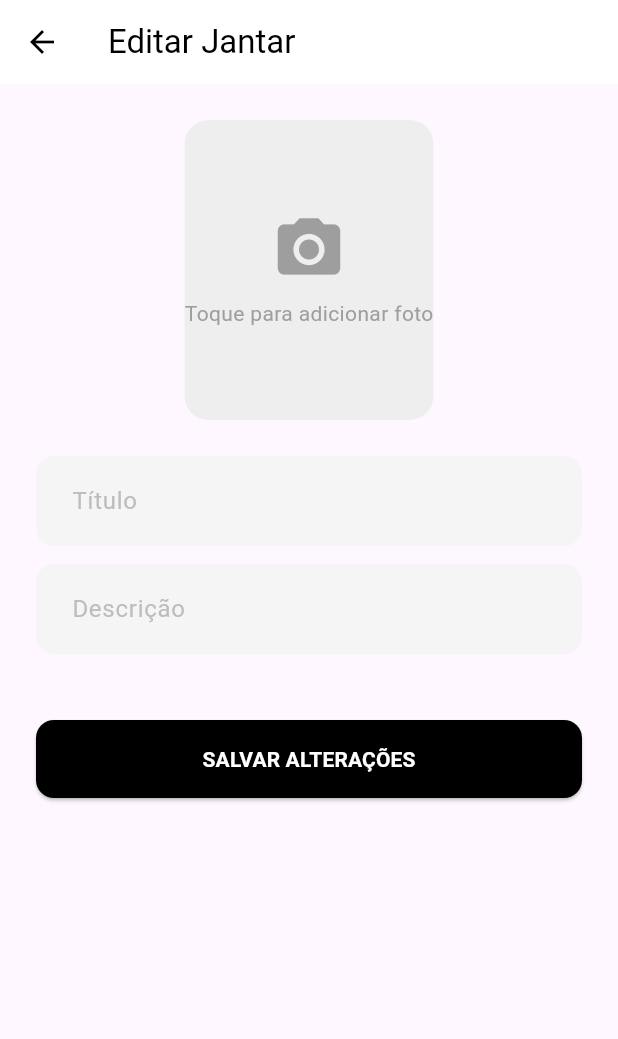
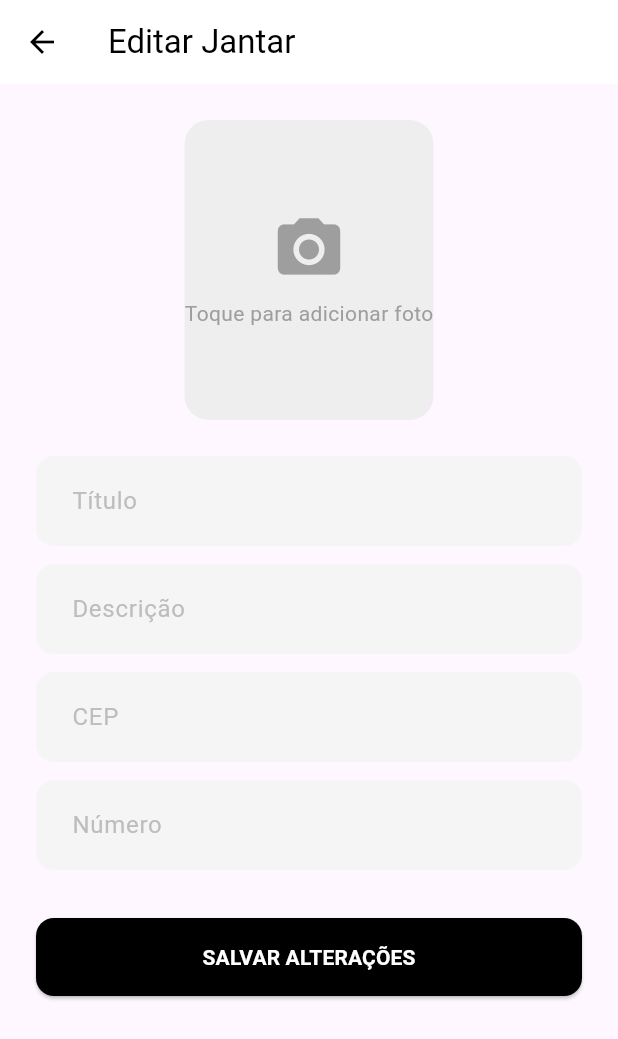
Before and after one commit to ThalisTrisch/Dinneer, a Flutter app: the TelaEditarJantar screen opened directly with empty values, on a phone screen of 412 x 824 dp. Shown: the top 1039 px of the screen. Run offline on Flutter 3.47's test engine with Material 3 defaults, Android fonts, the phone set to English and light mode, and no system bars; our stand-ins replace bottom_navy_bar, cached_network_image, firebase_core, firebase_database, firebase_messaging, firebase_storage and 5 more; accounts and stored records are empty.

Commit message:
fix: permite editar CEP e numero na tela de editar jantar
O formulario de editar jantar nao exibia os campos de CEP e numero do
endereco, embora os controllers (_cepController/_numeroController) ja
existissem, fossem preenchidos com os valores atuais e enviados no body
do updateJantar (que o backend ja persiste em tb_local_dn). Resultado:
nao havia como corrigir um CEP digitado errado na criacao.

- Adiciona os campos CEP e Numero ao formulario, apos a descricao.
- Adiciona dispose() dos TextEditingControllers (a tela nao tinha nenhum;
  todos vazavam). Corrige de uma vez todos os controllers da tela.

flutter analyze: 0 erros. flutter test: 11/11. flutter build web: ok.

Co-Authored-By: Claude Opus 4.8 <noreply@anthropic.com>

```diff
--- a/dinneer/lib/screens/tela_editar_jantar.dart
+++ b/dinneer/lib/screens/tela_editar_jantar.dart
@@ -50,6 +50,17 @@ class _TelaEditarJantarState extends State<TelaEditarJantar> {
 
     _dataSelecionada = widget.jantar.hrEncontro;
     _horaSelecionada = TimeOfDay.fromDateTime(widget.jantar.hrEncontro);
+  }
+
+  @override
+  void dispose() {
+    _tituloController.dispose();
+    _descricaoController.dispose();
+    _precoController.dispose();
+    _vagasController.dispose();
+    _cepController.dispose();
+    _numeroController.dispose();
+    super.dispose();
   }
 
   Future<void> _escolherImagem() async {
@@ -142,6 +153,15 @@ class _TelaEditarJantarState extends State<TelaEditarJantar> {
               dica: "Descrição",
             ),
             const SizedBox(height: 12),
+            CampoDeTextoCustomizado(
+              controller: _cepController,
+              dica: "CEP",
+            ),
+            const SizedBox(height: 12),
+            CampoDeTextoCustomizado(
+              controller: _numeroController,
+              dica: "Número",
+            ),
             const SizedBox(height: 32),
             BotaoPrimario(
               texto: "SALVAR ALTERAÇÕES",
```
